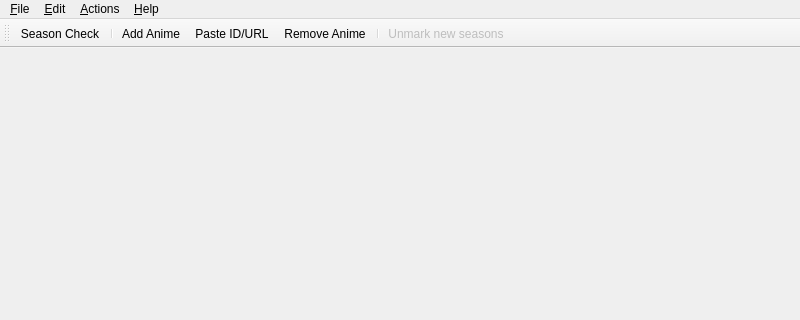
First picture: the form in gui/widgets/mainwindow.ui, repository Skycoder42/AniRem, before the edit; both pictures show x 0 to 800 and y 0 to 320 of the 800 by 600 pixel window.
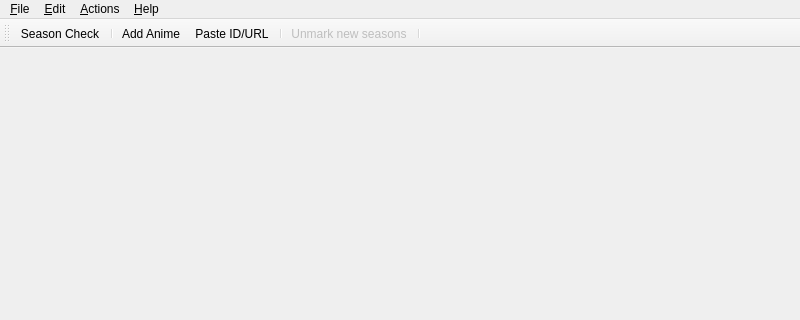
Second picture: the form after the edit. Icons and pictures are not drawn.

Commit message: added anime filtering

The edit to the form file:
```diff
--- a/gui/widgets/mainwindow.ui
+++ b/gui/widgets/mainwindow.ui
@@ -112,9 +112,9 @@
    <addaction name="separator"/>
    <addaction name="actionAdd_Anime"/>
    <addaction name="actionPaste_ID_URL"/>
-   <addaction name="actionRemove_Anime"/>
    <addaction name="separator"/>
    <addaction name="action_Unmark_new_seasons"/>
+   <addaction name="separator"/>
   </widget>
   <action name="actionAdd_Anime">
    <property name="icon">
```
The commit also changes 4 other files.
